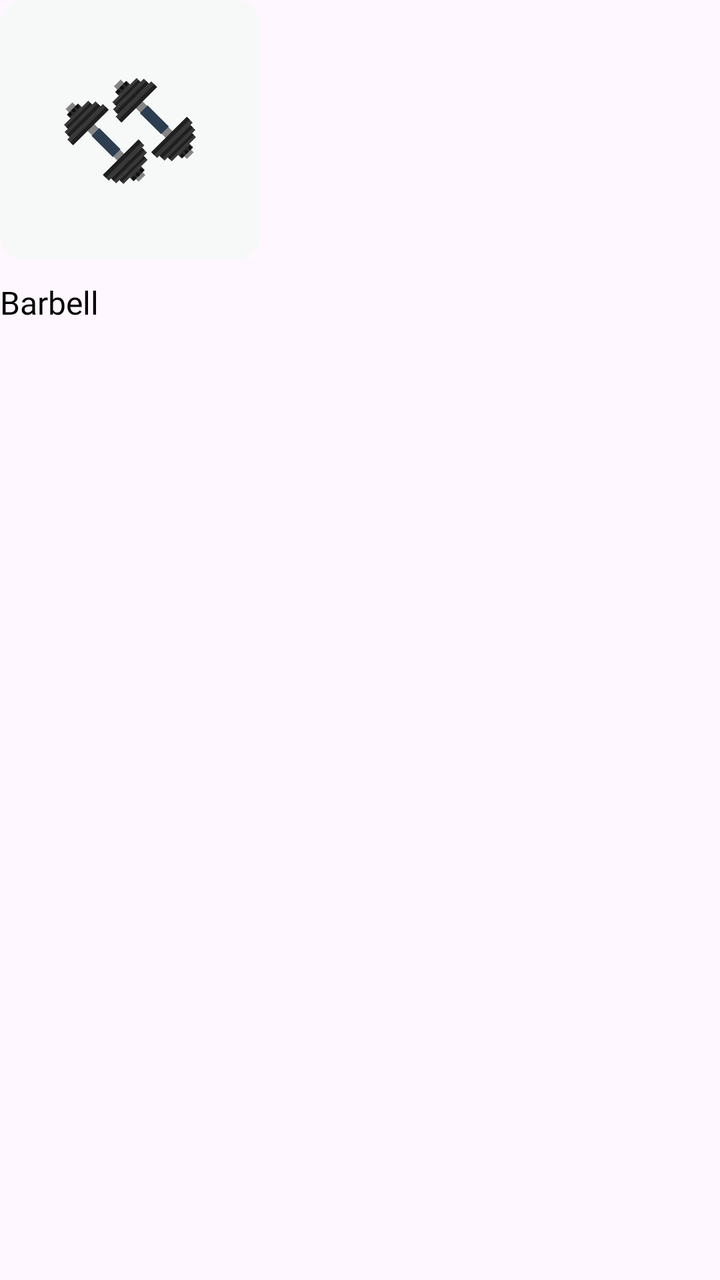
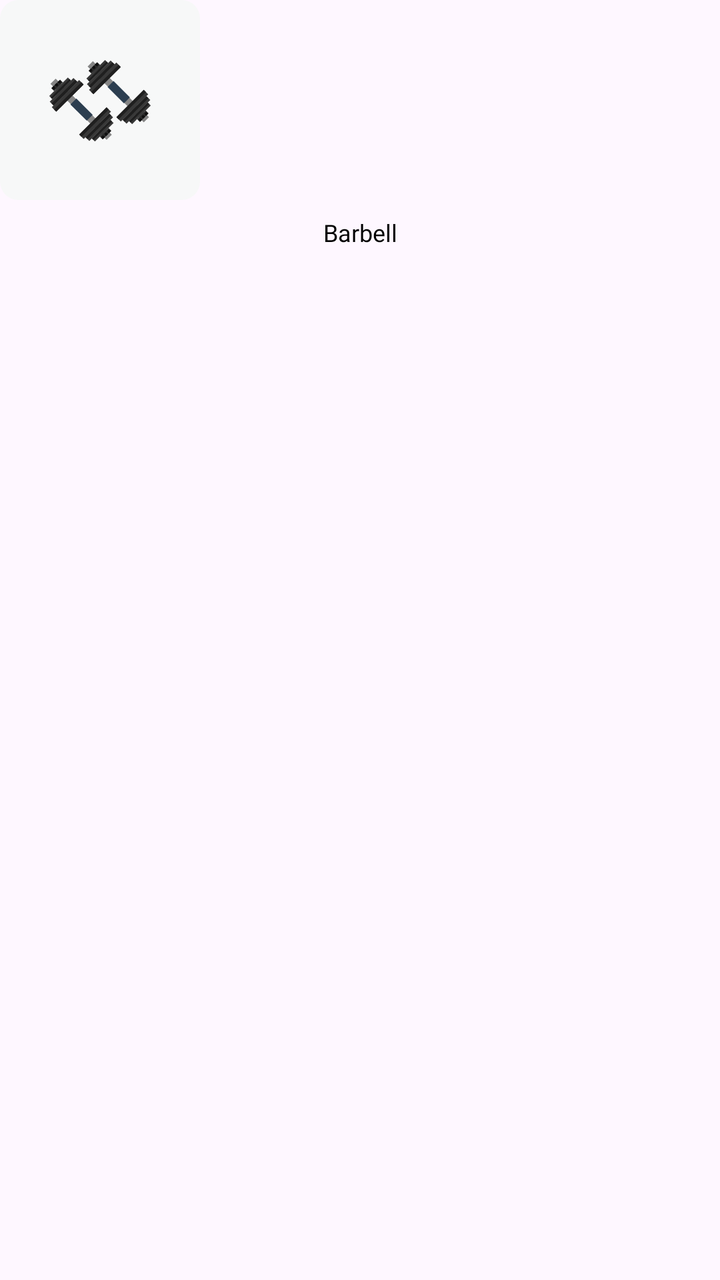

An Android layout rendered at two revisions. The XML below is the earlier revision; the diff shows what the commit changed to produce the second picture.
<!-- AndroidManifest.xml: application theme Theme.DIDPOOLFit -->
<!-- res/layout/equipment_item.xml -->
<?xml version="1.0" encoding="utf-8"?>
<LinearLayout xmlns:android="http://schemas.android.com/apk/res/android"
    android:orientation="vertical"
    android:layout_width="wrap_content"
    android:layout_height="wrap_content">
    <ImageView
        android:id="@+id/equip_img"
        android:layout_width="wrap_content"
        android:layout_height="wrap_content"
        android:src="@drawable/barbell"/>
    <TextView
        android:id="@+id/equip_name"
        android:layout_width="wrap_content"
        android:layout_height="wrap_content"
        android:text="Barbell"
        android:textColor="@color/black"
        android:textSize="16sp"
        android:fontFamily="@font/poppins_regular"
        android:padding="0dp"
        android:minHeight="0dp"
        android:layout_marginTop="5pt"/>
    
    
</LinearLayout>
<!-- resources referenced by this layout -->
<resources>
  <color name="black">#FF000000</color>
  <!-- drawable barbell: vector/xml drawable (drawable, 9501 chars, omitted) -->
  <style name="Theme.DIDPOOLFit" parent="Base.Theme.DIDPOOLFit" />
  <style name="Base.Theme.DIDPOOLFit" parent="Theme.Material3.DayNight.NoActionBar">
          
          
      </style>
</resources>

<!-- the commit's change to res/layout/equipment_item.xml (unified diff, before → after) -->
@@ -1,24 +1,28 @@
 <?xml version="1.0" encoding="utf-8"?>
 <LinearLayout xmlns:android="http://schemas.android.com/apk/res/android"
     android:orientation="vertical"
-    android:layout_width="wrap_content"
+    android:layout_width="100dp"
+    android:layout_marginEnd="12dp"
     android:layout_height="wrap_content">
     <ImageView
         android:id="@+id/equip_img"
-        android:layout_width="wrap_content"
-        android:layout_height="wrap_content"
+        android:layout_width="100dp"
+        android:layout_height="100dp"
+        android:scaleType="fitCenter"
+        android:importantForAccessibility="no"
         android:src="@drawable/barbell"/>
     <TextView
         android:id="@+id/equip_name"
-        android:layout_width="wrap_content"
+        android:layout_width="match_parent"
         android:layout_height="wrap_content"
         android:text="Barbell"
         android:textColor="@color/black"
-        android:textSize="16sp"
+        android:textSize="12sp"
+        android:gravity="center"
         android:fontFamily="@font/poppins_regular"
         android:padding="0dp"
         android:minHeight="0dp"
-        android:layout_marginTop="5pt"/>
+        android:layout_marginTop="8dp"/>
     
     
 </LinearLayout>
